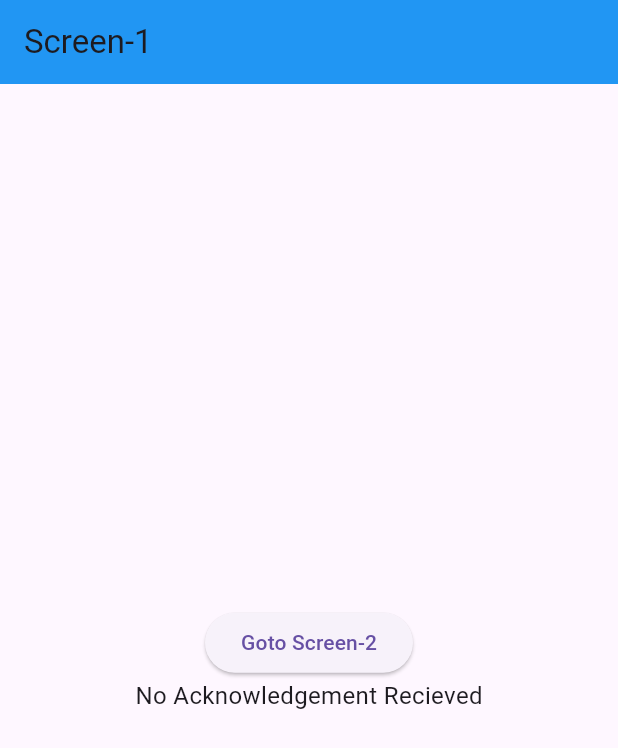
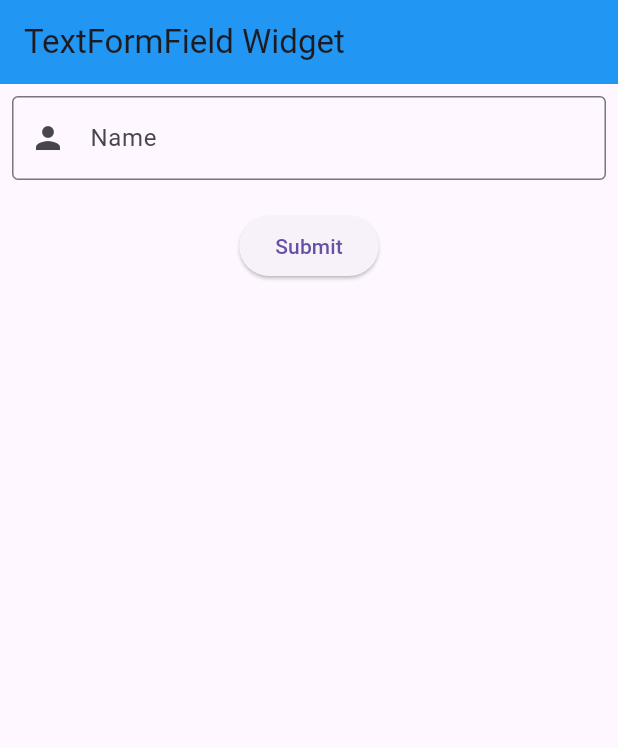
Before and after one commit to pankkap/Flutter_Jovac2026, a Flutter app: the screen it shows after launch, on a phone screen of 412 x 824 dp. Shown: the top 748 px of the screen. Run offline on Flutter 3.47's test engine with Material 3 defaults, Android fonts, the phone set to English and light mode, and no system bars.

Commit message:
Form UI Widgets

```diff
--- a/my_app/lib/main.dart
+++ b/my_app/lib/main.dart
@@ -1,4 +1,7 @@
 import "package:flutter/material.dart";
+import "package:my_app/screens/Form/calculator.dart";
+import "package:my_app/screens/Form/formfield.dart";
+import "package:my_app/screens/Form/textfield_widget.dart";
 import "package:my_app/screens/Navigation/bottom_navigation.dart";
 import "package:my_app/screens/Navigation/drawer_navigation.dart";
 import "package:my_app/screens/Navigation/pass_data_screen1.dart";
@@ -40,7 +43,10 @@ class MyApp extends StatelessWidget {
       // home:DrawerNavigationWidget(),
       // home:BottomNavigationWidget(),
       // home:TabbarNavigationWidget(),
-      home:PassingDataScreen1(),
+      // home:PassingDataScreen1(),
+      // home:TextFieldWidget(),
+      // home:Calculator(),
+      home:TextFormFieldWidget(),
       routes: {
         'S1':(context) => Screen1(),
         'S2':(context) => Screen2(),
--- /dev/null
+++ b/my_app/lib/screens/Form/formfield.dart
@@ -0,0 +1,57 @@
+import 'package:flutter/material.dart';
+
+class TextFormFieldWidget extends StatefulWidget {
+  const TextFormFieldWidget({super.key});
+
+  @override
+  State<TextFormFieldWidget> createState() => _TextFormFieldWidgetState();
+}
+
+class _TextFormFieldWidgetState extends State<TextFormFieldWidget> {
+  final GlobalKey<FormState> formkey = GlobalKey<FormState>();
+
+  TextEditingController _nameController = TextEditingController();
+  bool isChecked = false;
+
+  @override
+  Widget build(BuildContext context) {
+    return Scaffold(
+      appBar: AppBar(
+        title: Text("TextFormField Widget"),
+        backgroundColor: Colors.blue,
+      ),
+      body:Padding(
+        padding: const EdgeInsets.all(8.0),
+        child: Form(
+          key: formkey,
+          child: Column(
+            children: [
+              TextFormField(
+                controller: _nameController,
+                decoration: InputDecoration(
+                  labelText: "Name",
+                  hintText: "Enter Your Name",
+                  prefixIcon: Icon(Icons.person),
+                  border: OutlineInputBorder()
+                ),
+                validator: (value){
+                  if(value == null || value.isEmpty)
+                  {
+                    return "Please Enter the Name";
+                  }
+                  return null;
+                },
+              ),
+              SizedBox(height: 20,),
+              ElevatedButton(onPressed: (){
+                if(formkey.currentState!.validate()){
+                   print("Form Submit Succefully");
+                }
+              }, child:Text("Submit"))
+            ],
+          ),
+        ),
+      )
+    );
+  }
+}
--- a/my_app/lib/screens/Navigation/pass_data_screen1.dart
+++ b/my_app/lib/screens/Navigation/pass_data_screen1.dart
@@ -33,9 +33,9 @@ class _PassingDataScreen1State extends State<PassingDataScreen1> {
               }
             },
             child: Text("Goto Screen-2")),
-            Container(
-              alignment: Alignment.center,
-              child: Text(message, style: TextStyle(fontSize: 16,)))
+            Text(message,
+            textAlign: TextAlign.center,
+            style: TextStyle(fontSize: 16,))
           ],
         )
       ),
```
Also changed, not shown: my_app/lib/screens/Form/calculator.dart (added, +124 -0 lines), my_app/lib/screens/Form/textfield_widget.dart (added, +95 -0 lines).
